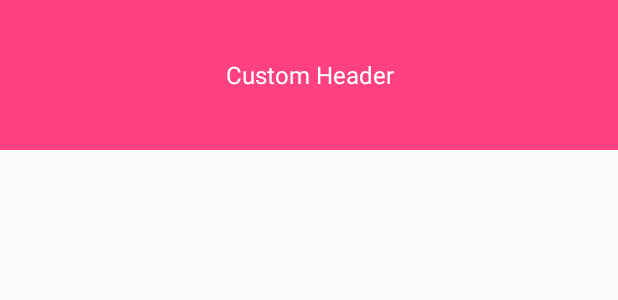
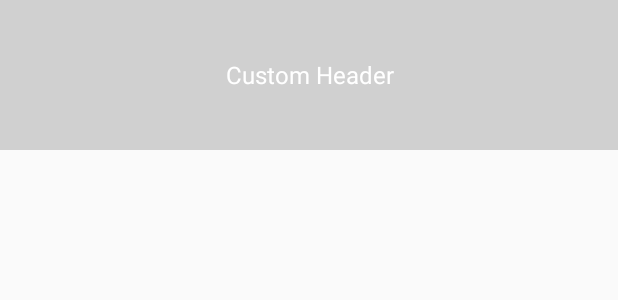
Before and after one commit to gu0-kim/HeaderRefresh, an Android app: the layout simple_header_layout.xml on its own in the app's theme, with its tools: preview values and no code run, on a phone screen of 412 x 824 dp. Shown: the top 300 px of the screen. Run offline under Robolectric (Android 15) with nearby library versions, the phone set to English and light mode, and no system bars.

Commit message:
modify README.md

```diff
--- a/app/src/main/res/layout/appbar_demo_layout.xml
+++ b/app/src/main/res/layout/appbar_demo_layout.xml
@@ -36,7 +36,7 @@
                 app:collapseIcon="@drawable/ic_arrow_back_white_24dp"
                 app:contentInsetStartWithNavigation="0dp"
                 app:layout_collapseMode="pin"
-                app:title="Happy app"
+                app:title="UseAppBarDemo"
                 app:navigationIcon="@drawable/ic_arrow_back_white_24dp"
                 app:titleTextColor="@color/colorWhite" />
 
--- a/app/src/main/res/layout/simple_header_layout.xml
+++ b/app/src/main/res/layout/simple_header_layout.xml
@@ -2,7 +2,7 @@
 <TextView xmlns:android="http://schemas.android.com/apk/res/android"
     android:layout_width="match_parent"
     android:layout_height="100dp"
-    android:background="@color/colorAccent"
+    android:background="@color/dividerLineColor"
     android:gravity="center"
     android:text="Custom Header"
     android:textColor="@color/colorWhite"
```
Also changed, not shown: 2 other files.
